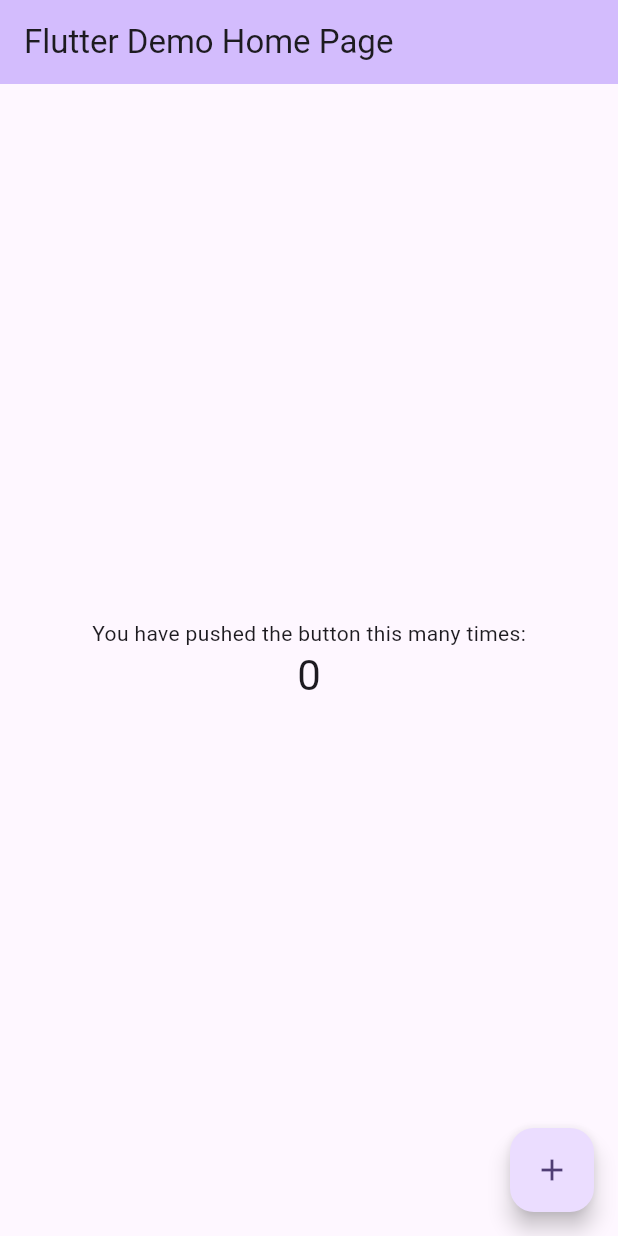
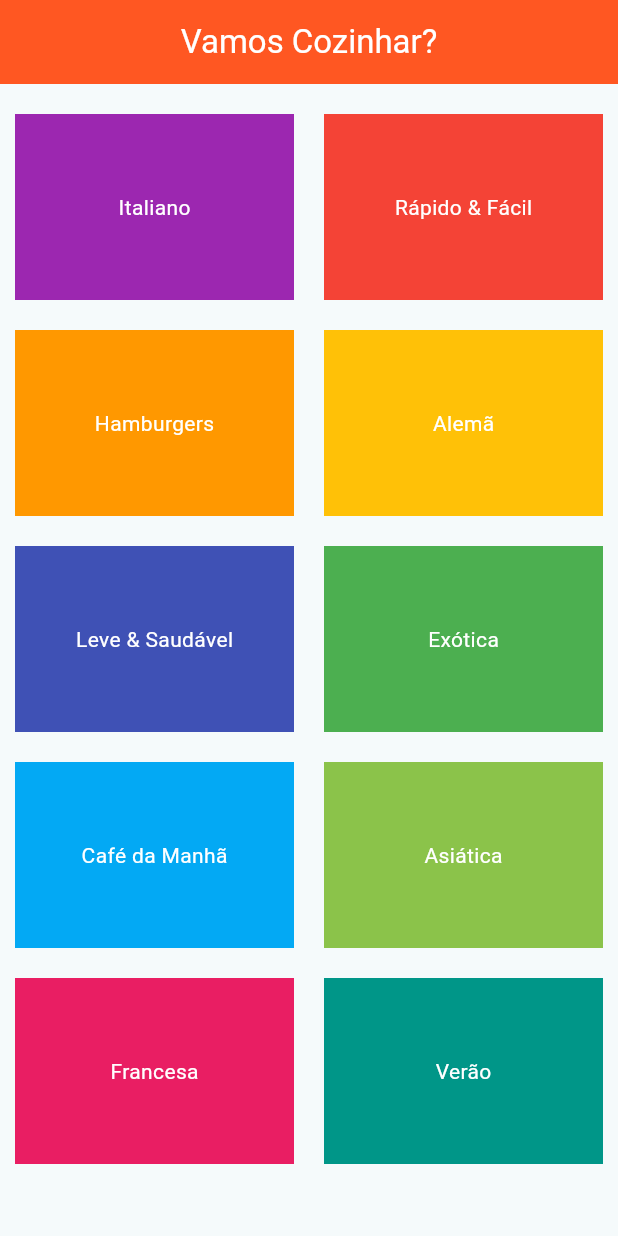
Before and after one commit to mateusalmeiida/comidas-app-flutter, a Flutter app: the screen it shows after launch, on a phone screen of 412 x 824 dp. Run offline on Flutter 3.47's test engine with Material 3 defaults, Android fonts, the phone set to English and light mode, and no system bars.

Commit message:
Tela de categorias criada

```diff
--- /dev/null
+++ b/lib/components/category_item.dart
@@ -0,0 +1,20 @@
+import 'package:flutter/material.dart';
+import '../models/category.dart';
+
+class CategoryItem extends StatelessWidget {
+  final Category category;
+
+  const CategoryItem({super.key, required this.category});
+
+  @override
+  Widget build(BuildContext context) {
+    return Container(
+      color: category.color,
+      child: Center(
+          child: Text(
+        category.title,
+        style: TextStyle(color: Theme.of(context).colorScheme.onPrimary),
+      )),
+    );
+  }
+}
--- /dev/null
+++ b/lib/data/dummy_data.dart
@@ -0,0 +1,56 @@
+import 'package:flutter/material.dart';
+
+import '../models/category.dart';
+
+const DUMMY_CATEGORIES = const [
+  Category(
+    id: 'c1',
+    title: 'Italiano',
+    color: Colors.purple,
+  ),
+  Category(
+    id: 'c2',
+    title: 'Rápido & Fácil',
+    color: Colors.red,
+  ),
+  Category(
+    id: 'c3',
+    title: 'Hamburgers',
+    color: Colors.orange,
+  ),
+  Category(
+    id: 'c4',
+    title: 'Alemã',
+    color: Colors.amber,
+  ),
+  Category(
+    id: 'c5',
+    title: 'Leve & Saudável',
+    color: Colors.indigo,
+  ),
+  Category(
+    id: 'c6',
+    title: 'Exótica',
+    color: Colors.green,
+  ),
+  Category(
+    id: 'c7',
+    title: 'Café da Manhã',
+    color: Colors.lightBlue,
+  ),
+  Category(
+    id: 'c8',
+    title: 'Asiática',
+    color: Colors.lightGreen,
+  ),
+  Category(
+    id: 'c9',
+    title: 'Francesa',
+    color: Colors.pink,
+  ),
+  Category(
+    id: 'c10',
+    title: 'Verão',
+    color: Colors.teal,
+  ),
+];
--- a/lib/main.dart
+++ b/lib/main.dart
@@ -1,125 +1,24 @@
+import 'package:comidas/screens/categories_screen.dart';
 import 'package:flutter/material.dart';
 
 void main() {
-  runApp(const MyApp());
+  runApp(MealApp());
 }
 
-class MyApp extends StatelessWidget {
-  const MyApp({super.key});
+class MealApp extends StatelessWidget {
+  const MealApp({super.key});
 
-  // This widget is the root of your application.
   @override
   Widget build(BuildContext context) {
     return MaterialApp(
-      title: 'Flutter Demo',
+      debugShowCheckedModeBanner: false,
+      title: 'MealApp',
       theme: ThemeData(
-        // This is the theme of your application.
-        //
-        // TRY THIS: Try running your application with "flutter run". You'll see
-        // the application has a purple toolbar. Then, without quitting the app,
-        // try changing the seedColor in the colorScheme below to Colors.green
-        // and then invoke "hot reload" (save your changes or press the "hot
-        // reload" button in a Flutter-supported IDE, or press "r" if you used
-        // the command line to start the app).
-        //
-        // Notice that the counter didn't reset back to zero; the application
-        // state is not lost during the reload. To reset the state, use hot
-        // restart instead.
-        //
-        // This works for code too, not just values: Most code changes can be
-        // tested with just a hot reload.
-        colorScheme: ColorScheme.fromSeed(seedColor: Colors.deepPurple),
-        useMaterial3: true,
-      ),
-      home: const MyHomePage(title: 'Flutter Demo Home Page'),
+          colorScheme: ColorScheme.fromSeed(
+              primary: Colors.deepOrange,
+              onPrimary: Colors.white,
+              seedColor: Colors.white)),
+      home: CategoriesScreen(),
     );
   }
 }
-
-class MyHomePage extends StatefulWidget {
-  const MyHomePage({super.key, required this.title});
-
-  // This widget is the home page of your application. It is stateful, meaning
-  // that it has a State object (defined below) that contains fields that affect
-  // how it looks.
-
-  // This class is the configuration for the state. It holds the values (in this
-  // case the title) provided by the parent (in this case the App widget) and
-  // used by the build method of the State. Fields in a Widget subclass are
-  // always marked "final".
-
-  final String title;
-
-  @override
-  State<MyHomePage> createState() => _MyHomePageState();
-}
-
-class _MyHomePageState extends State<MyHomePage> {
-  int _counter = 0;
-
-  void _incrementCounter() {
-    setState(() {
-      // This call to setState tells the Flutter framework that something has
-      // changed in this State, which causes it to rerun the build method below
-      // so that the display can reflect the updated values. If we changed
-      // _counter without calling setState(), then the build method would not be
-      // called again, and so nothing would appear to happen.
-      _counter++;
-    });
-  }
-
-  @override
-  Widget build(BuildContext context) {
-    // This method is rerun every time setState is called, for instance as done
-    // by the _incrementCounter method above.
-    //
-    // The Flutter framework has been optimized to make rerunning build methods
-    // fast, so that you can just rebuild anything that needs updating rather
-    // than having to individually change instances of widgets.
-    return Scaffold(
-      appBar: AppBar(
-        // TRY THIS: Try changing the color here to a specific color (to
-        // Colors.amber, perhaps?) and trigger a hot reload to see the AppBar
-        // change color while the other colors stay the same.
-        backgroundColor: Theme.of(context).colorScheme.inversePrimary,
-        // Here we take the value from the MyHomePage object that was created by
-        // the App.build method, and use it to set our appbar title.
-        title: Text(widget.title),
-      ),
-      body: Center(
-        // Center is a layout widget. It takes a single child and positions it
-        // in the middle of the parent.
-        child: Column(
-          // Column is also a layout widget. It takes a list of children and
-          // arranges them vertically. By default, it sizes itself to fit its
-          // children horizontally, and tries to be as tall as its parent.
-          //
-          // Column has various properties to control how it sizes itself and
-          // how it positions its children. Here we use mainAxisAlignment to
-          // center the children vertically; the main axis here is the vertical
-          // axis because Columns are vertical (the cross axis would be
-          // horizontal).
-          //
-          // TRY THIS: Invoke "debug painting" (choose the "Toggle Debug Paint"
-          // action in the IDE, or press "p" in the console), to see the
-          // wireframe for each widget.
-          mainAxisAlignment: MainAxisAlignment.center,
-          children: <Widget>[
-            const Text(
-              'You have pushed the button this many times:',
-            ),
-            Text(
-              '$_counter',
-              style: Theme.of(context).textTheme.headlineMedium,
-            ),
-          ],
-        ),
-      ),
-      floatingActionButton: FloatingActionButton(
-        onPressed: _incrementCounter,
-        tooltip: 'Increment',
-        child: const Icon(Icons.add),
-      ), // This trailing comma makes auto-formatting nicer for build methods.
-    );
-  }
-}
--- /dev/null
+++ b/lib/models/category.dart
@@ -0,0 +1,9 @@
+import 'package:flutter/material.dart';
+
+class Category {
+  final String id;
+  final String title;
+  final Color? color;
+
+  const Category({required this.id, required this.title, this.color});
+}
--- /dev/null
+++ b/lib/screens/categories_screen.dart
@@ -0,0 +1,33 @@
+import 'package:flutter/material.dart';
+import '../components/category_item.dart';
+import '../data/dummy_data.dart';
+
+class CategoriesScreen extends StatelessWidget {
+  const CategoriesScreen({super.key});
+
+  @override
+  Widget build(BuildContext context) {
+    return Scaffold(
+      appBar: AppBar(
+        title: Text('Vamos Cozinhar?'),
+        centerTitle: true,
+        backgroundColor: Theme.of(context).colorScheme.primary,
+        foregroundColor: Theme.of(context).colorScheme.onPrimary,
+      ),
+      body: GridView(
+        padding: EdgeInsets.fromLTRB(10, 20, 10, 0),
+        gridDelegate: SliverGridDelegateWithMaxCrossAxisExtent(
+          maxCrossAxisExtent: 200,
+          childAspectRatio: 3 / 2,
+          crossAxisSpacing: 20,
+          mainAxisSpacing: 20,
+        ),
+        children: DUMMY_CATEGORIES.map((category) {
+          return CategoryItem(
+            category: category,
+          );
+        }).toList(),
+      ),
+    );
+  }
+}
```
Also changed, not shown: 1 other file.
